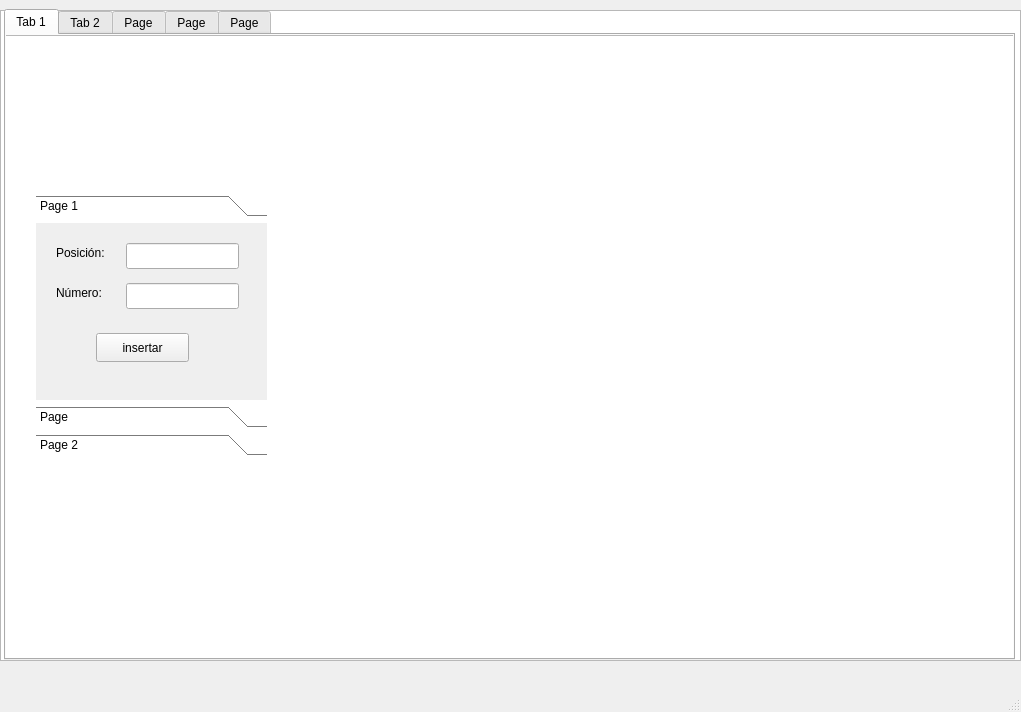
kathsup/graficadorEstructuras, file mainwindow.ui: the form before one commit.
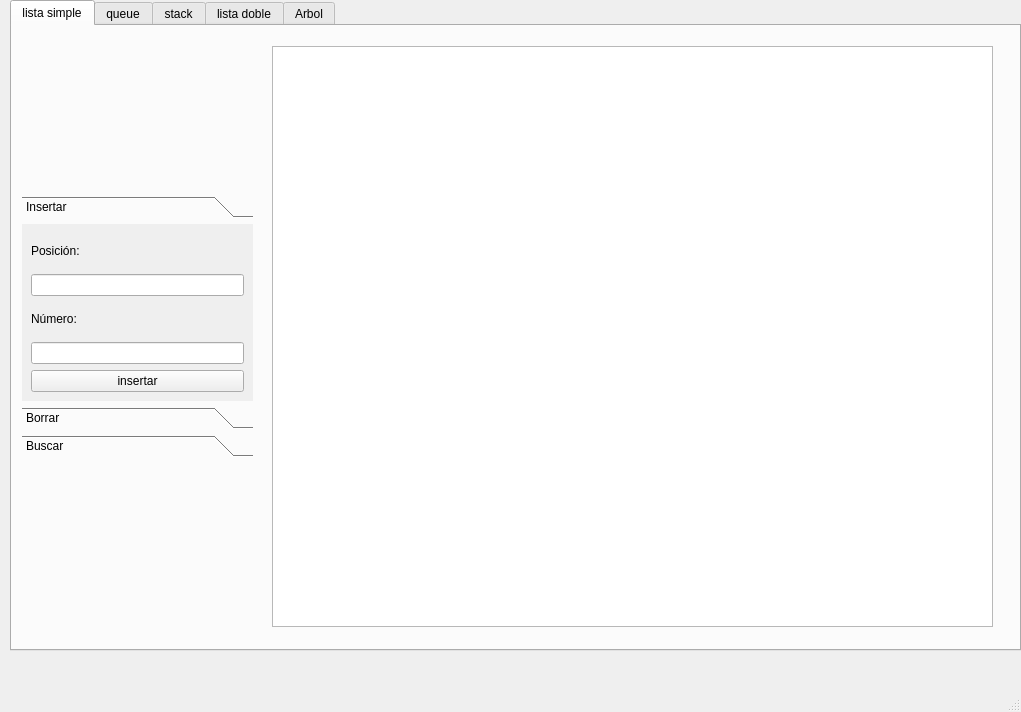
The form after the commit.

Commit message: lo de insertar funciona solo faltan algunas validaciones pero funcional

The edit to the form file:
```diff
--- a/mainwindow.ui
+++ b/mainwindow.ui
@@ -14,21 +14,11 @@
    <string>MainWindow</string>
   </property>
   <widget class="QWidget" name="centralwidget">
-   <widget class="QGraphicsView" name="graphicsView">
-    <property name="geometry">
-     <rect>
-      <x>0</x>
-      <y>10</y>
-      <width>1021</width>
-      <height>651</height>
-     </rect>
-    </property>
-   </widget>
    <widget class="QTabWidget" name="tabWidget">
     <property name="geometry">
      <rect>
-      <x>4</x>
-      <y>9</y>
+      <x>10</x>
+      <y>0</y>
       <width>1011</width>
       <height>651</height>
      </rect>
@@ -38,23 +28,13 @@
     </property>
     <widget class="QWidget" name="tab">
      <attribute name="title">
-      <string>Tab 1</string>
+      <string>lista simple</string>
      </attribute>
-     <widget class="QGraphicsView" name="graphicsView_2">
-      <property name="geometry">
-       <rect>
-        <x>-10</x>
-        <y>0</y>
-        <width>1031</width>
-        <height>631</height>
-       </rect>
-      </property>
-     </widget>
      <widget class="QToolBox" name="toolBox">
       <property name="geometry">
        <rect>
-        <x>30</x>
-        <y>160</y>
+        <x>10</x>
+        <y>170</y>
         <width>231</width>
         <height>261</height>
        </rect>
@@ -67,76 +47,46 @@
         <rect>
          <x>0</x>
          <y>0</y>
-         <width>231</width>
-         <height>156</height>
+         <width>214</width>
+         <height>171</height>
         </rect>
        </property>
        <attribute name="label">
-        <string>Page 1</string>
+        <string>Insertar</string>
        </attribute>
-       <widget class="QPushButton" name="pushButton">
-        <property name="geometry">
-         <rect>
-          <x>60</x>
-          <y>110</y>
-          <width>93</width>
-          <height>29</height>
-         </rect>
-        </property>
-        <property name="text">
-         <string>insertar</string>
-        </property>
-       </widget>
-       <widget class="QLineEdit" name="lineEdit">
-        <property name="geometry">
-         <rect>
-          <x>90</x>
-          <y>20</y>
-          <width>113</width>
-          <height>26</height>
-         </rect>
-        </property>
-       </widget>
-       <widget class="QLineEdit" name="lineEdit_2">
-        <property name="geometry">
-         <rect>
-          <x>90</x>
-          <y>60</y>
-          <width>113</width>
-          <height>26</height>
-         </rect>
-        </property>
-       </widget>
-       <widget class="QLabel" name="label">
-        <property name="geometry">
-         <rect>
-          <x>20</x>
-          <y>20</y>
-          <width>63</width>
-          <height>20</height>
-         </rect>
-        </property>
-        <property name="text">
-         <string>Posición: </string>
-        </property>
-       </widget>
-       <widget class="QLabel" name="label_2">
-        <property name="geometry">
-         <rect>
-          <x>20</x>
-          <y>60</y>
-          <width>63</width>
-          <height>20</height>
-         </rect>
-        </property>
-        <property name="text">
-         <string>Número: </string>
-        </property>
-       </widget>
+       <layout class="QVBoxLayout" name="verticalLayout">
+        <item>
+         <widget class="QLabel" name="label">
+          <property name="text">
+           <string>Posición: </string>
+          </property>
+         </widget>
+        </item>
+        <item>
+         <widget class="QLineEdit" name="lineEdit"/>
+        </item>
+        <item>
+         <widget class="QLabel" name="label_2">
+          <property name="text">
+           <string>Número: </string>
+          </property>
+         </widget>
+        </item>
+        <item>
+         <widget class="QLineEdit" name="lineEdit_2"/>
+        </item>
+        <item>
+         <widget class="QPushButton" name="pushButton">
+          <property name="text">
+           <string>insertar</string>
+          </property>
+         </widget>
+        </item>
+       </layout>
       </widget>
       <widget class="QWidget" name="page_3">
        <attribute name="label">
-        <string>Page</string>
+        <string>Borrar</string>
        </attribute>
       </widget>
       <widget class="QWidget" name="page_2">
@@ -149,29 +99,39 @@
         </rect>
        </property>
        <attribute name="label">
-        <string>Page 2</string>
+        <string>Buscar</string>
        </attribute>
       </widget>
      </widget>
+     <widget class="QGraphicsView" name="graphicsView">
+      <property name="geometry">
+       <rect>
+        <x>260</x>
+        <y>20</y>
+        <width>721</width>
+        <height>581</height>
+       </rect>
+      </property>
+     </widget>
     </widget>
     <widget class="QWidget" name="tab_2">
      <attribute name="title">
-      <string>Tab 2</string>
+      <string>queue</string>
      </attribute>
     </widget>
     <widget class="QWidget" name="tab_3">
      <attribute name="title">
-      <string>Page</string>
+      <string>stack</string>
      </attribute>
     </widget>
     <widget class="QWidget" name="tab_4">
      <attribute name="title">
-      <string>Page</string>
+      <string>lista doble</string>
      </attribute>
     </widget>
     <widget class="QWidget" name="tab_5">
      <attribute name="title">
-      <string>Page</string>
+      <string>Arbol</string>
      </attribute>
     </widget>
    </widget>
```
The commit also changes 8 other files.
